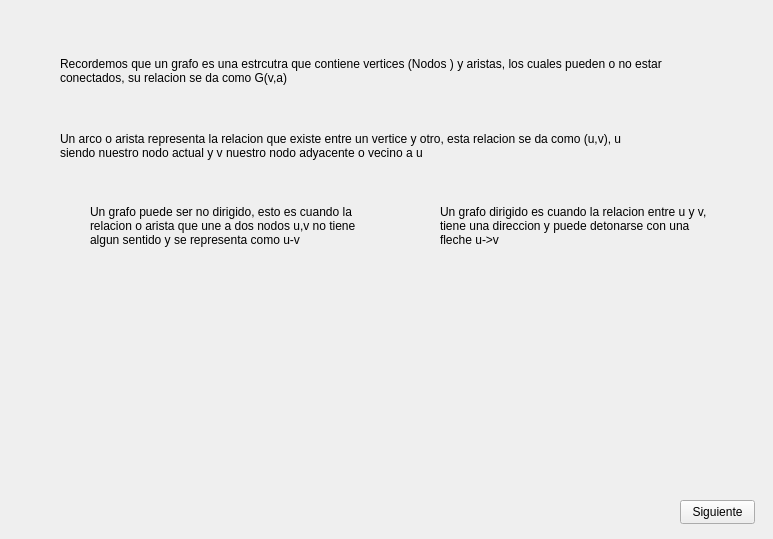
First picture: the form in UIS/Grafo-Amplitud.ui, repository fcall34/dataestructurefordummies, before the edit.
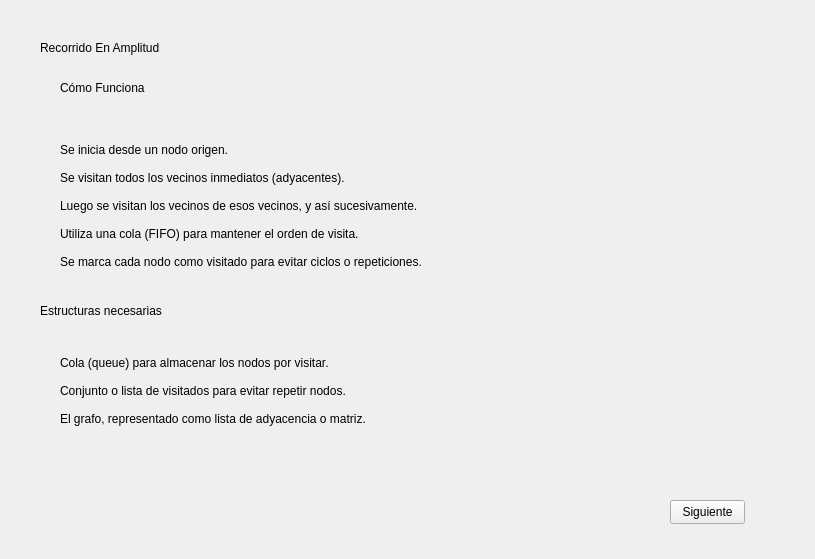
Second picture: the form after the edit. The open tabs and pages were chosen to show the change. Icons and pictures are not drawn.

Commit message: Amplitud animacion

The edit to the form file:
```diff
--- a/UIS/Grafo-Amplitud.ui
+++ b/UIS/Grafo-Amplitud.ui
@@ -6,8 +6,8 @@
    <rect>
     <x>0</x>
     <y>0</y>
-    <width>773</width>
-    <height>539</height>
+    <width>815</width>
+    <height>559</height>
    </rect>
   </property>
   <property name="windowTitle">
@@ -155,6 +155,155 @@
     </property>
     <property name="text">
      <string>Siguiente</string>
+    </property>
+   </widget>
+   <widget class="QPushButton" name="btnVolver_2">
+    <property name="geometry">
+     <rect>
+      <x>60</x>
+      <y>490</y>
+      <width>75</width>
+      <height>24</height>
+     </rect>
+    </property>
+    <property name="text">
+     <string>Volver</string>
+    </property>
+   </widget>
+  </widget>
+  <widget class="QWidget" name="page_4">
+   <widget class="QLabel" name="label_8">
+    <property name="geometry">
+     <rect>
+      <x>60</x>
+      <y>80</y>
+      <width>141</width>
+      <height>16</height>
+     </rect>
+    </property>
+    <property name="text">
+     <string>Cómo Funciona</string>
+    </property>
+   </widget>
+   <widget class="QLabel" name="label_9">
+    <property name="geometry">
+     <rect>
+      <x>40</x>
+      <y>40</y>
+      <width>231</width>
+      <height>16</height>
+     </rect>
+    </property>
+    <property name="text">
+     <string>Recorrido En Amplitud</string>
+    </property>
+   </widget>
+   <widget class="QLabel" name="label_10">
+    <property name="geometry">
+     <rect>
+      <x>60</x>
+      <y>100</y>
+      <width>501</width>
+      <height>211</height>
+     </rect>
+    </property>
+    <property name="text">
+     <string>Se inicia desde un nodo origen.
+
+Se visitan todos los vecinos inmediatos (adyacentes).
+
+Luego se visitan los vecinos de esos vecinos, y así sucesivamente.
+
+Utiliza una cola (FIFO) para mantener el orden de visita.
+
+Se marca cada nodo como visitado para evitar ciclos o repeticiones.</string>
+    </property>
+    <property name="wordWrap">
+     <bool>true</bool>
+    </property>
+   </widget>
+   <widget class="QLabel" name="label_11">
+    <property name="geometry">
+     <rect>
+      <x>40</x>
+      <y>300</y>
+      <width>181</width>
+      <height>21</height>
+     </rect>
+    </property>
+    <property name="text">
+     <string>Estructuras necesarias</string>
+    </property>
+   </widget>
+   <widget class="QLabel" name="label_12">
+    <property name="geometry">
+     <rect>
+      <x>60</x>
+      <y>330</y>
+      <width>421</width>
+      <height>121</height>
+     </rect>
+    </property>
+    <property name="text">
+     <string>Cola (queue) para almacenar los nodos por visitar.
+
+Conjunto o lista de visitados para evitar repetir nodos.
+
+El grafo, representado como lista de adyacencia o matriz.</string>
+    </property>
+   </widget>
+   <widget class="QPushButton" name="btnNext_2">
+    <property name="geometry">
+     <rect>
+      <x>670</x>
+      <y>500</y>
+      <width>75</width>
+      <height>24</height>
+     </rect>
+    </property>
+    <property name="text">
+     <string>Siguiente</string>
+    </property>
+   </widget>
+  </widget>
+  <widget class="QWidget" name="page_3">
+   <widget class="QGraphicsView" name="vistaGrafo">
+    <property name="geometry">
+     <rect>
+      <x>15</x>
+      <y>21</y>
+      <width>771</width>
+      <height>471</height>
+     </rect>
+    </property>
+    <property name="styleSheet">
+     <string notr="true">background-color: &quot;grey&quot;</string>
+    </property>
+   </widget>
+   <widget class="QPushButton" name="btnReiniciar">
+    <property name="geometry">
+     <rect>
+      <x>670</x>
+      <y>520</y>
+      <width>75</width>
+      <height>24</height>
+     </rect>
+    </property>
+    <property name="text">
+     <string>Reiniciar</string>
+    </property>
+   </widget>
+   <widget class="QLabel" name="lblRecorridoTerminado">
+    <property name="geometry">
+     <rect>
+      <x>210</x>
+      <y>510</y>
+      <width>49</width>
+      <height>16</height>
+     </rect>
+    </property>
+    <property name="text">
+     <string/>
     </property>
    </widget>
   </widget>
```
Left out of the diff: 15 changed lines with no effect on the pictures. The commit also changes 5 other files.
